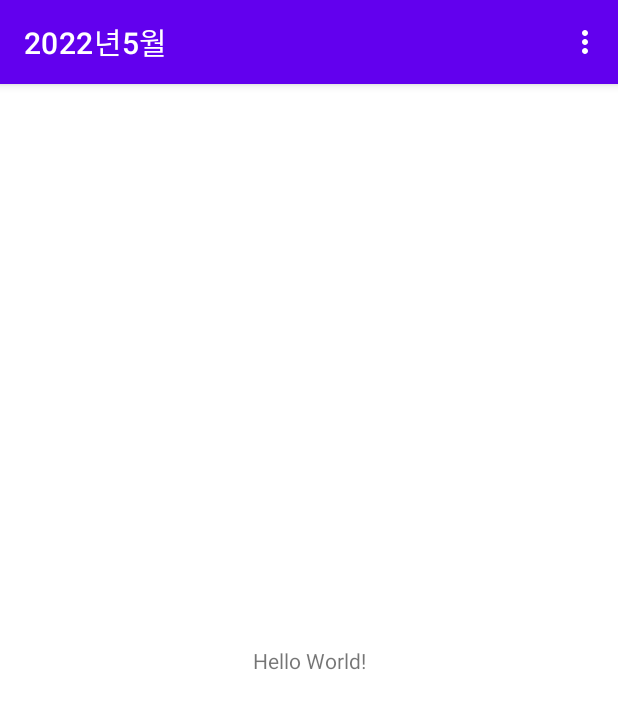
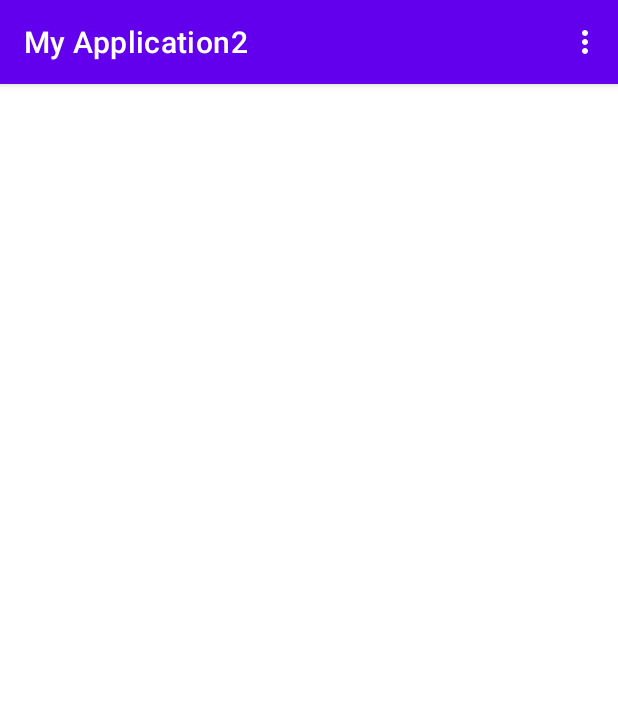
Before and after one commit to hong9802/HSU_Homework2, an Android app: the screen it shows after launch (MainActivity), on a phone screen of 412 x 824 dp. Shown: the top 709 px of the screen. Run offline under Robolectric (Android 15) with nearby library versions, the phone set to English and light mode, and no system bars.

```diff
--- a/app/src/main/java/com/hansung/android/myapplication2/MainActivity.java
+++ b/app/src/main/java/com/hansung/android/myapplication2/MainActivity.java
@@ -1,6 +1,5 @@
 package com.hansung.android.myapplication2;
 
-import androidx.appcompat.app.ActionBar;
 import androidx.appcompat.app.AppCompatActivity;
 
 import android.os.Bundle;
@@ -8,21 +7,11 @@ import android.view.Menu;
 import android.view.MenuInflater;
 import android.view.MenuItem;
 
-import java.util.Calendar;
-
 public class MainActivity extends AppCompatActivity {
-    ActionBar bar;
     @Override
     protected void onCreate(Bundle savedInstanceState) {
         super.onCreate(savedInstanceState);
         setContentView(R.layout.activity_main);
-        Calendar today = Calendar.getInstance();
-        int year = today.get(Calendar.YEAR);
-        int month = today.get(Calendar.MONTH) + 1;
-        String now = year + "년" + month + "월";
-        bar = getSupportActionBar();
-        if(bar != null)
-            bar.setTitle(now);
     }
 
     @Override
@@ -35,12 +24,11 @@ public class MainActivity extends AppCompatActivity {
     @Override
     public boolean onOptionsItemSelected(MenuItem item) { //Item 선택 처리
         switch (item.getItemId()) {
-            default:
-                return super.onOptionsItemSelected(item);
+            case R.id.week_set:
+                getSupportFragmentManager().beginTransaction()
+                        .replace(R.id.fragment, new WeekFragment(this)).commit();
+                break;
         }
+        return super.onOptionsItemSelected(item);
     }
 }
-/*
-오버플로우 메뉴 처리 : https://kwanulee.github.io/AndroidProgramming/navigation/actionbar.html
-AppBar Title 변경 : https://milkissboy.tistory.com/24
- */
--- a/app/src/main/res/layout/activity_main.xml
+++ b/app/src/main/res/layout/activity_main.xml
@@ -1,18 +1,16 @@
 <?xml version="1.0" encoding="utf-8"?>
-<androidx.constraintlayout.widget.ConstraintLayout xmlns:android="http://schemas.android.com/apk/res/android"
+<androidx.constraintlayout.widget.ConstraintLayout
+    xmlns:android="http://schemas.android.com/apk/res/android"
     xmlns:app="http://schemas.android.com/apk/res-auto"
     xmlns:tools="http://schemas.android.com/tools"
     android:layout_width="match_parent"
     android:layout_height="match_parent"
     tools:context=".MainActivity">
 
-    <TextView
-        android:layout_width="wrap_content"
-        android:layout_height="wrap_content"
-        android:text="Hello World!"
-        app:layout_constraintBottom_toBottomOf="parent"
-        app:layout_constraintLeft_toLeftOf="parent"
-        app:layout_constraintRight_toRightOf="parent"
-        app:layout_constraintTop_toTopOf="parent" />
+    <androidx.fragment.app.FragmentContainerView
+        android:id="@+id/fragment"
+        android:layout_width="match_parent"
+        android:layout_height="match_parent"
+        />
 
 </androidx.constraintlayout.widget.ConstraintLayout>
```
